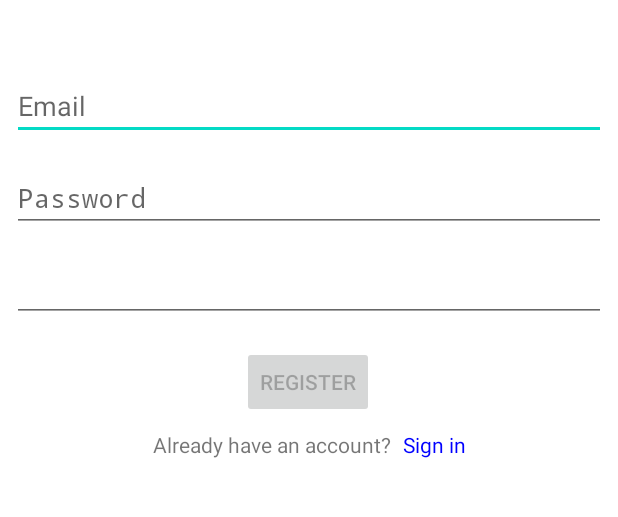
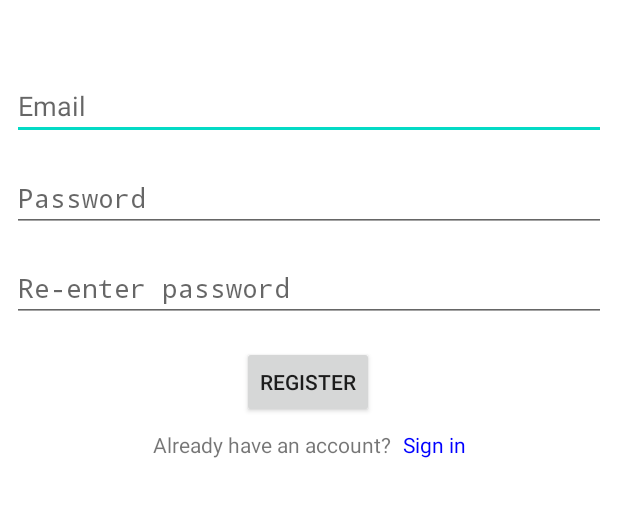
Before and after one commit to Wavedoo/Mobile-Project-Auction-App-Group-19, an Android app: the RegisterActivity screen opened directly, with no data from a screen before it, on a phone screen of 412 x 824 dp, the part 97-614 px from its top. Run offline under Robolectric (Android 15) with nearby library versions, the phone set to English and light mode, and no system bars.

Commit message:
Added navigation

```diff
--- a/app/src/main/java/com/example/auctionapp/RegisterActivity.java
+++ b/app/src/main/java/com/example/auctionapp/RegisterActivity.java
@@ -1,15 +1,40 @@
 package com.example.auctionapp;
 
-import androidx.appcompat.app.AppCompatActivity;
 import androidx.fragment.app.FragmentActivity;
 
 import android.os.Bundle;
+import android.view.View;
+import android.widget.Button;
+import android.widget.EditText;
 
 public class RegisterActivity extends FragmentActivity {
-
+    private EditText usernameEditText;
+    private EditText passwordEditText;
+    private EditText confirmPasswordEditText;
+    private Button registerButton;
     @Override
     protected void onCreate(Bundle savedInstanceState) {
         super.onCreate(savedInstanceState);
         setContentView(R.layout.activity_register);
+        usernameEditText = findViewById(R.id.username);
+        passwordEditText = findViewById(R.id.password);
+        confirmPasswordEditText = findViewById(R.id.editTextConfirmPassword);
+        registerButton = findViewById(R.id.registerButton);
     }
+    public void handleRegister(View v){
+        //TODO: Handle registering user to database
+        finish();
+    }
+
+    public void handleHasAccount(View v){
+        finish();
+    }
+
+/*    public void onChanged(View v){
+        if(usernameEditText.getText().toString() != null && passwordEditText.getText().toString() != null && confirmPasswordEditText.getText().toString() != null){
+            registerButton.setEnabled(true);
+        }else{
+            registerButton.setEnabled(false);
+        }
+    }*/
 }
--- a/app/src/main/res/layout/activity_login.xml
+++ b/app/src/main/res/layout/activity_login.xml
@@ -30,6 +30,7 @@
         android:layout_height="wrap_content"
         android:layout_marginTop="16dp"
         android:autofillHints="@string/prompt_password"
+        android:enabled="true"
         android:hint="@string/prompt_password"
         android:imeActionLabel="@string/sign_in"
         android:imeOptions="actionDone"
@@ -40,7 +41,7 @@
         app:layout_constraintTop_toBottomOf="@+id/username" />
 
     <Button
-        android:id="@+id/login"
+        android:id="@+id/registerButton"
         android:layout_width="wrap_content"
         android:layout_height="wrap_content"
         android:layout_gravity="start"
@@ -97,7 +98,7 @@
         app:layout_constraintHorizontal_bias="0.5"
         app:layout_constraintHorizontal_chainStyle="packed"
         app:layout_constraintStart_toStartOf="parent"
-        app:layout_constraintTop_toBottomOf="@+id/login" />
+        app:layout_constraintTop_toBottomOf="@+id/registerButton" />
 
     <TextView
         android:id="@+id/textSignUp"
@@ -105,6 +106,7 @@
         android:layout_height="wrap_content"
         android:layout_marginStart="8dp"
         android:clickable="true"
+        android:onClick="handleSignUp"
         android:text="@string/sign_up"
         android:textColor="#0000FF"
         app:layout_constraintEnd_toEndOf="parent"
--- a/app/src/main/res/layout/activity_register.xml
+++ b/app/src/main/res/layout/activity_register.xml
@@ -44,7 +44,8 @@
         android:layout_width="0dp"
         android:layout_height="wrap_content"
         android:layout_marginTop="76dp"
-        android:autofillHints="@string/prompt_password"
+        android:autofillHints="@string/password_confirmation"
+        android:hint="@string/password_confirmation"
         android:imeActionLabel="@string/sign_in"
         android:imeOptions="actionDone"
         android:inputType="textPassword"
@@ -54,12 +55,13 @@
         app:layout_constraintTop_toBottomOf="@+id/username" />
 
     <Button
-        android:id="@+id/login"
+        android:id="@+id/registerButton"
         android:layout_width="wrap_content"
         android:layout_height="wrap_content"
         android:layout_gravity="start"
         android:layout_marginTop="16dp"
-        android:enabled="false"
+        android:enabled="true"
+        android:onClick="handleRegister"
         android:text="@string/register"
         app:layout_constraintEnd_toEndOf="parent"
         app:layout_constraintHorizontal_bias="0.498"
@@ -101,7 +103,7 @@
         app:layout_constraintHorizontal_bias="0.5"
         app:layout_constraintHorizontal_chainStyle="packed"
         app:layout_constraintStart_toStartOf="parent"
-        app:layout_constraintTop_toBottomOf="@+id/login" />
+        app:layout_constraintTop_toBottomOf="@+id/registerButton" />
 
     <TextView
         android:id="@+id/textSignUp"
@@ -109,6 +111,7 @@
         android:layout_height="wrap_content"
         android:layout_marginStart="8dp"
         android:clickable="true"
+        android:onClick="handleHasAccount"
         android:text="@string/sign_in"
         android:textColor="#0000FF"
         app:layout_constraintEnd_toEndOf="parent"
```
Also changed, not shown: app/src/main/java/com/example/auctionapp/LoginActivity.java (+23 -2 lines).
